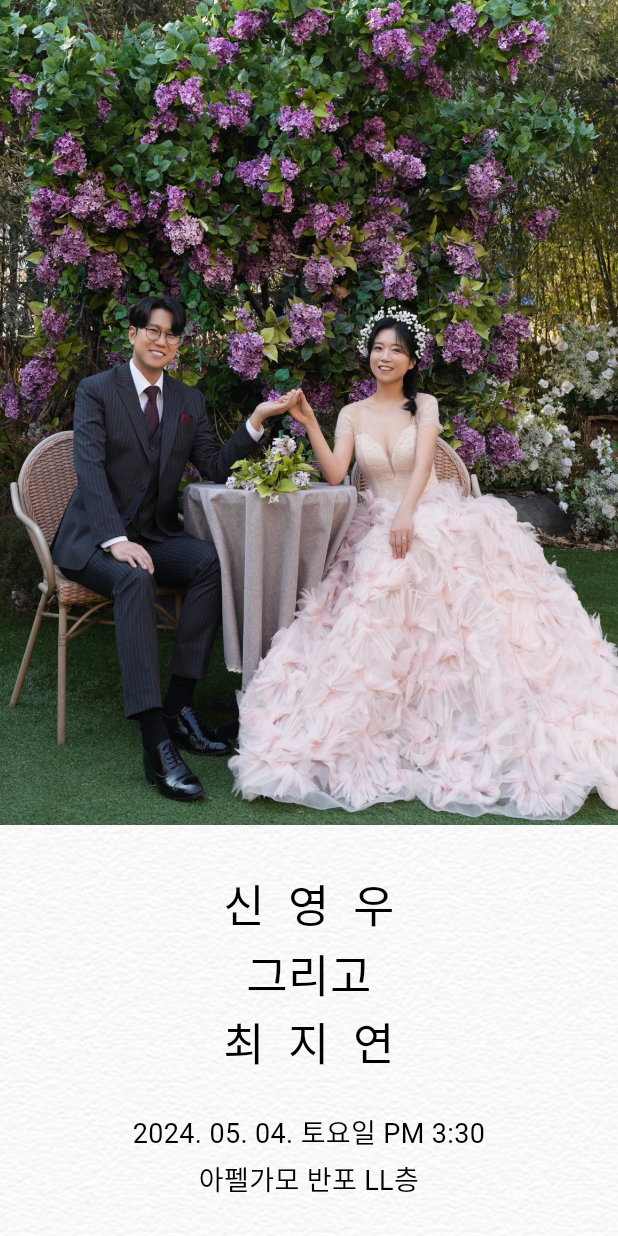
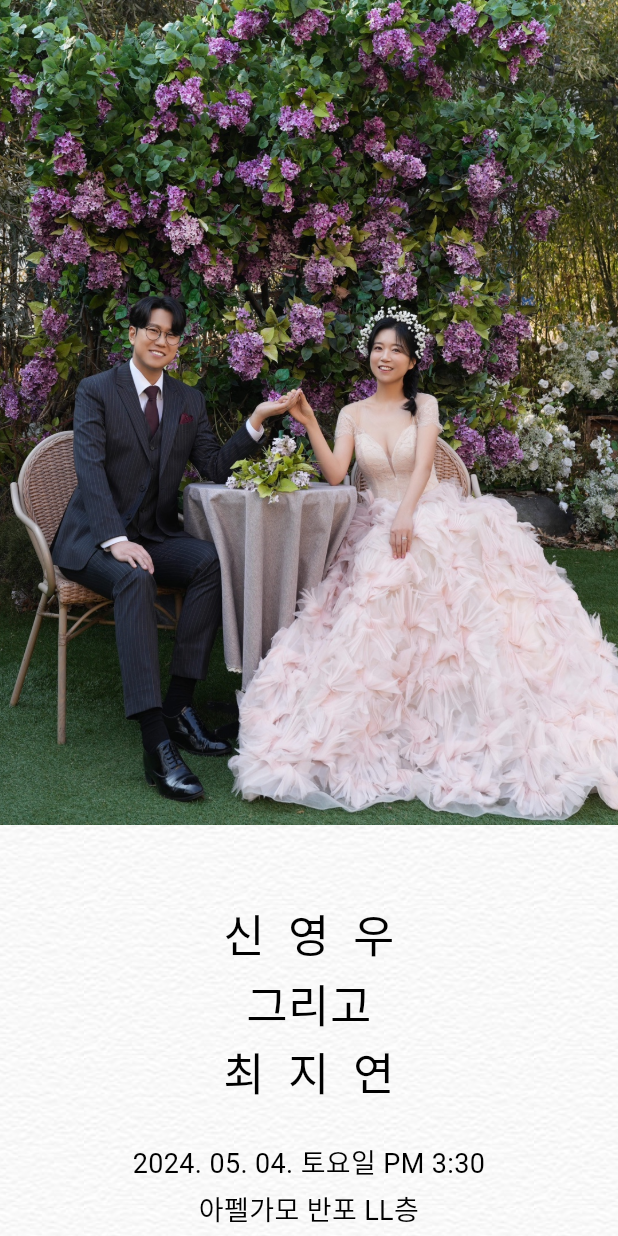
Before and after one commit to jiyeonjoy/20240504, a Flutter app: the screen it shows after launch, on a phone screen of 412 x 824 dp. Run offline on Flutter 3.47's test engine with Material 3 defaults, Android fonts, the phone set to English and light mode, and no system bars; our stand-ins replace card_swiper, get; Roboto replaces fonts that are missing (defaultFont).

Commit message:
ui 수정

```diff
--- a/lib/app/root/ui/dialog/contact_dialog.dart
+++ b/lib/app/root/ui/dialog/contact_dialog.dart
@@ -19,11 +19,11 @@ Future<T> contactDialog<T>() async {
             shape: RoundedRectangleBorder(
               borderRadius: BorderRadius.circular(16),
             ),
-            color: R.color.white,
             elevation: 5,
             child: Container(
               constraints: const BoxConstraints(minWidth: 100, maxWidth: 500),
               padding: edgeInsets(top: 10, bottom: 30, horizontal: 40),
+              color: R.color.white,
               child: Column(
                 mainAxisSize: MainAxisSize.min,
                 children: [
--- a/lib/app/root/ui/widget/main_view.dart
+++ b/lib/app/root/ui/widget/main_view.dart
@@ -17,7 +17,7 @@ class MainView extends StatelessWidget {
           ),
         ),
         Padding(
-          padding: edgeInsets(top: 30, horizontal: 20),
+          padding: edgeInsets(top: 50, horizontal: 20),
           child: Text(
             '신  영  우\n그리고\n최  지  연',
             style: textStyleBlackNormal(30, height: 30/20),
```
